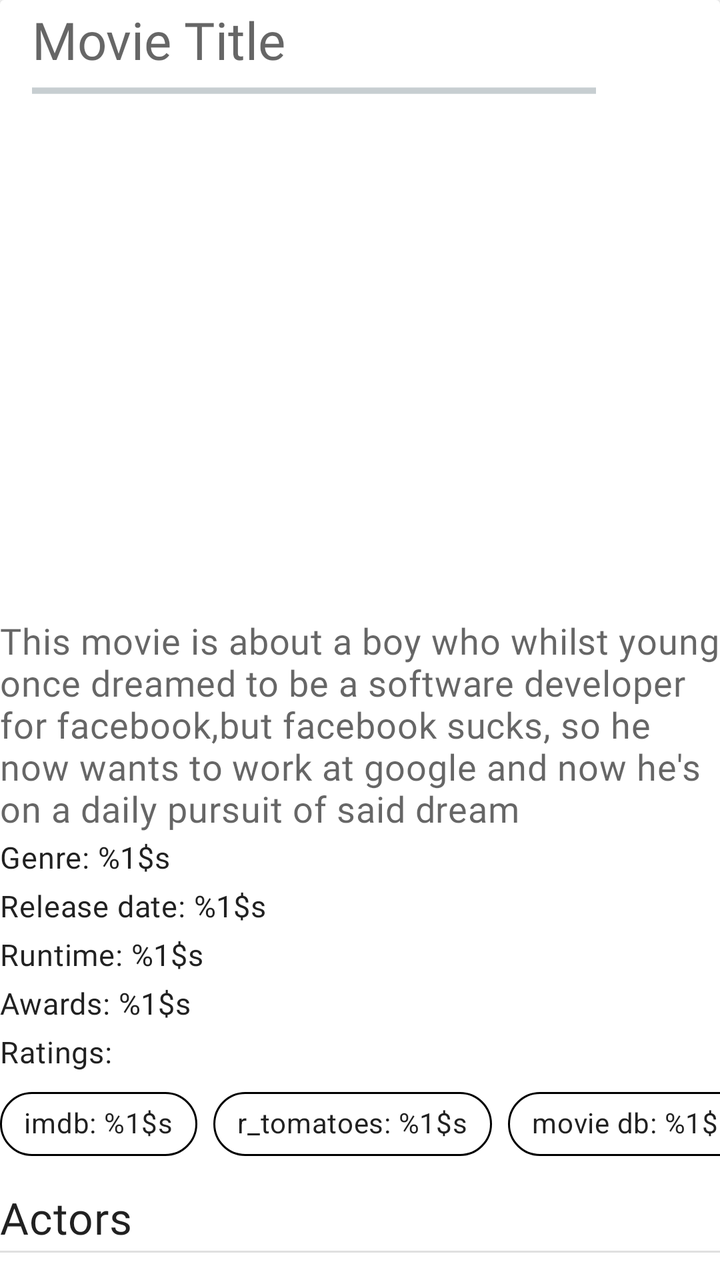
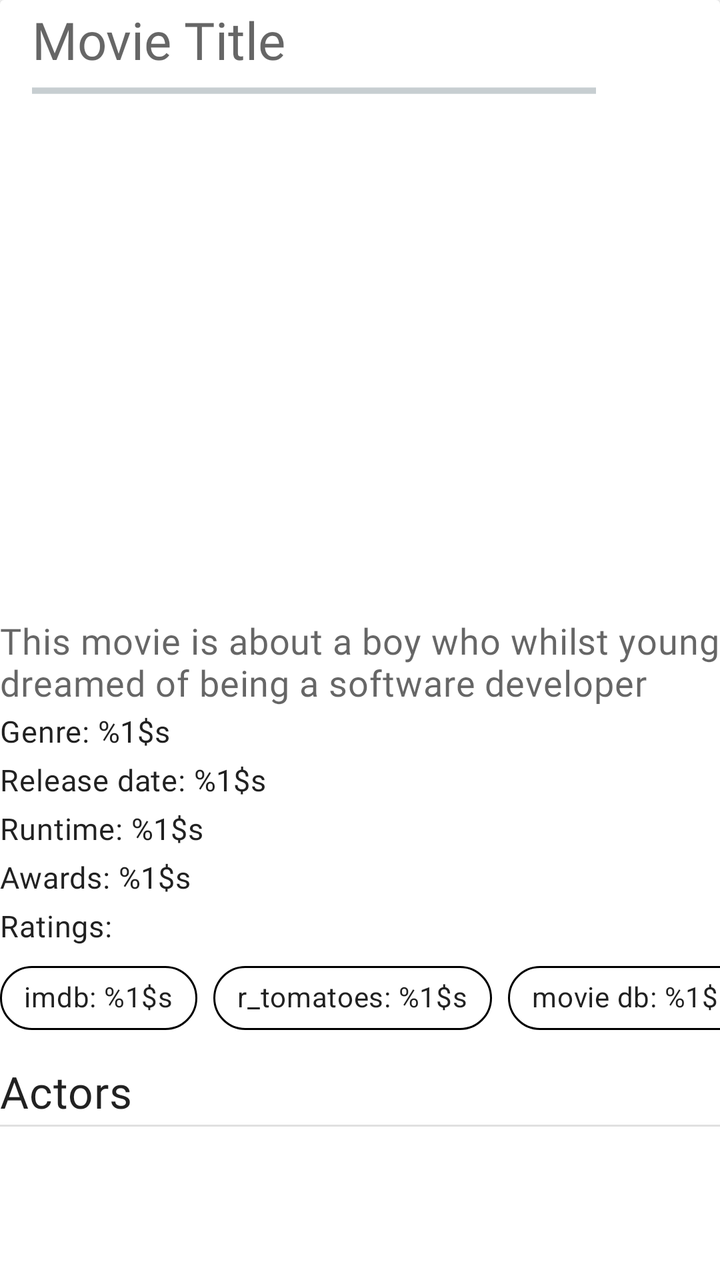

An Android layout rendered at two revisions. The XML below is the earlier revision; the diff shows what the commit changed to produce the second picture.
<!-- AndroidManifest.xml: another module's application theme Theme.ECatalogs -->
<!-- res/layout/fragment_movie_details.xml -->
<?xml version="1.0" encoding="utf-8"?>
<androidx.core.widget.NestedScrollView xmlns:android="http://schemas.android.com/apk/res/android"
    xmlns:app="http://schemas.android.com/apk/res-auto"
    android:layout_width="match_parent"
    android:layout_height="match_parent"
    android:layout_margin="@dimen/two_dimen"
    android:orientation="vertical">

    <androidx.cardview.widget.CardView
        android:id="@+id/details_card_view"
        android:layout_width="match_parent"
        android:layout_height="match_parent">

        <LinearLayout
            android:layout_width="match_parent"
            android:layout_height="match_parent"
            android:orientation="vertical">

            <androidx.appcompat.widget.Toolbar
                android:id="@+id/toolbar"
                android:layout_width="match_parent"
                android:layout_height="wrap_content">

                <LinearLayout
                    android:layout_width="match_parent"
                    android:layout_height="wrap_content"
                    android:orientation="vertical">

                    <TextView
                        android:id="@+id/movie_title"
                        android:layout_width="match_parent"
                        android:layout_height="wrap_content"
                        android:hint="@string/movie_title"
                        android:textAppearance="?attr/textAppearanceHeadline5" />

                    <ProgressBar
                        android:id="@+id/details_progress_bar"
                        style="?android:progressBarStyleHorizontal"
                        android:layout_width="282dp"
                        android:layout_height="wrap_content"
                        android:indeterminate="true" />

                    <TextView
                        android:id="@+id/details_error_message"
                        android:layout_width="match_parent"
                        android:layout_height="wrap_content"
                        android:text="@string/failed_to_retrieve_data"
                        android:textAppearance="?attr/textAppearanceCaption"
                        android:textColor="@android:color/holo_blue_light"
                        android:visibility="gone" />

                </LinearLayout>

            </androidx.appcompat.widget.Toolbar>

            <androidx.recyclerview.widget.RecyclerView
                android:id="@+id/list_images"
                android:layout_width="match_parent"
                android:layout_height="@dimen/image_height" />

            <com.google.android.material.textview.MaterialTextView
                android:id="@+id/movie_summary"
                android:layout_width="match_parent"
                android:layout_height="wrap_content"
                android:layout_marginVertical="@dimen/two_dimen"
                android:hint="@string/movie_summary"
                android:maxLines="6"
                android:textAppearance="?attr/textAppearanceBody2"
                android:textSize="18sp" />

            <com.google.android.material.textview.MaterialTextView
                android:id="@+id/movie_genres"
                android:layout_width="match_parent"
                android:layout_height="wrap_content"
                android:layout_marginBottom="@dimen/two_dimen"
                android:text="@string/genres"
                android:textAppearance="?attr/textAppearanceBody2" />

            <com.google.android.material.textview.MaterialTextView
                android:id="@+id/movie_publication_date"
                android:layout_width="wrap_content"
                android:layout_height="wrap_content"
                android:layout_marginVertical="@dimen/two_dimen"
                android:text="@string/release_date"
                android:textAppearance="?attr/textAppearanceBody2" />

            <com.google.android.material.textview.MaterialTextView
                android:id="@+id/movie_runtime"
                android:layout_width="wrap_content"
                android:layout_height="wrap_content"
                android:layout_marginVertical="@dimen/two_dimen"
                android:text="@string/runtime"
                android:textAppearance="?attr/textAppearanceBody2" />

            <com.google.android.material.textview.MaterialTextView
                android:id="@+id/movie_awards"
                android:layout_width="match_parent"
                android:layout_height="wrap_content"
                android:layout_marginVertical="@dimen/two_dimen"
                android:text="@string/awards"
                android:textAppearance="?attr/textAppearanceBody2" />

            <com.google.android.material.textview.MaterialTextView
                android:layout_width="match_parent"
                android:layout_height="wrap_content"
                android:layout_marginVertical="@dimen/two_dimen"
                android:text="@string/ratings"
                android:textAppearance="?attr/textAppearanceBody2" />

            <com.google.android.material.chip.ChipGroup
                android:layout_width="wrap_content"
                android:layout_height="wrap_content"
                android:layout_gravity="center"
                android:layout_marginBottom="@dimen/six_dimen"
                android:clickable="false"
                android:foregroundGravity="center_horizontal"
                android:layoutDirection="locale"
                android:theme="@style/Theme.MaterialComponents.Light"
                app:singleLine="true">

                <com.google.android.material.chip.Chip
                    android:id="@+id/imdb_chip"
                    android:layout_width="wrap_content"
                    android:layout_height="wrap_content"
                    android:gravity="start"
                    android:text="@string/imdb_rating"
                    android:textAppearance="?attr/textAppearanceBody2"
                    app:chipBackgroundColor="@android:color/white"
                    app:chipStrokeColor="@android:color/black"
                    app:chipStrokeWidth="1dp" />

                <com.google.android.material.chip.Chip
                    android:id="@+id/r_tomatoes_chip"
                    android:layout_width="wrap_content"
                    android:layout_height="wrap_content"
                    android:gravity="center_horizontal"
                    android:text="@string/tomato_rating"
                    android:textAppearance="?attr/textAppearanceBody2"
                    app:chipBackgroundColor="@android:color/white"
                    app:chipStrokeColor="@android:color/black"
                    app:chipStrokeWidth="1dp" />

                <com.google.android.material.chip.Chip
                    android:id="@+id/movie_db_chip"
                    android:layout_width="wrap_content"
                    android:layout_height="wrap_content"
                    android:gravity="end"
                    android:text="@string/db_rating"
                    android:textAppearance="?attr/textAppearanceBody2"
                    app:chipBackgroundColor="@android:color/white"
                    app:chipStrokeColor="@android:color/black"
                    app:chipStrokeWidth="1dp" />

            </com.google.android.material.chip.ChipGroup>

            <com.google.android.material.textview.MaterialTextView
                android:layout_width="match_parent"
                android:layout_height="wrap_content"
                android:layout_marginVertical="@dimen/two_dimen"
                android:text="@string/actors"
                android:textAppearance="?attr/textAppearanceHeadline6" />

            <View style="@style/Divider.Horizontal" />

            <androidx.recyclerview.widget.RecyclerView
                android:id="@+id/list_actors"
                android:layout_width="match_parent"
                android:layout_height="@dimen/image_height"
                android:layout_marginBottom="@dimen/six_dimen" />

            <com.google.android.material.textview.MaterialTextView
                android:layout_width="match_parent"
                android:layout_height="wrap_content"
                android:layout_marginVertical="@dimen/two_dimen"
                android:text="@string/box_office"
                android:textAppearance="?attr/textAppearanceHeadline6" />

            <View style="@style/Divider.Horizontal" />

            <TextView
                android:id="@+id/movie_budget"
                android:layout_width="match_parent"
                android:layout_height="wrap_content"
                android:text="@string/budget"
                android:textAppearance="?attr/textAppearanceBody2" />

            <TextView
                android:id="@+id/movie_open_weekend_gross"
                android:layout_width="match_parent"
                android:layout_height="wrap_content"
                android:text="@string/open_week_gross"
                android:textAppearance="?attr/textAppearanceBody2" />

            <TextView
                android:id="@+id/movie_world_wide_gross"
                android:layout_width="match_parent"
                android:layout_height="wrap_content"
                android:layout_marginBottom="@dimen/six_dimen"
                android:text="@string/world_wide_gross"
                android:textAppearance="?attr/textAppearanceBody2" />

            <com.google.android.material.textview.MaterialTextView
                android:layout_width="match_parent"
                android:layout_height="wrap_content"
                android:layout_marginVertical="@dimen/two_dimen"
                android:text="@string/similar_titles"
                android:textAppearance="?attr/textAppearanceHeadline6" />

            <View style="@style/Divider.Horizontal" />

            <androidx.recyclerview.widget.RecyclerView
                android:id="@+id/list_similars"
                android:layout_width="match_parent"
                android:layout_height="@dimen/image_height" />
        </LinearLayout>

    </androidx.cardview.widget.CardView>

</androidx.core.widget.NestedScrollView>
<!-- resources referenced by this layout -->
<resources>
  <dimen name="image_height">250dp</dimen>
  <dimen name="six_dimen">6dp</dimen>
  <dimen name="two_dimen">2dp</dimen>
  <string name="actors">Actors</string>
  <string name="awards">Awards: %1$s</string>
  <string name="box_office">Box office</string>
  <string name="budget">Budget: %1$s</string>
  <string name="db_rating">movie db: %1$s</string>
  <string name="failed_to_retrieve_data">Failed to retrieve data 😓</string>
  <string name="genres">Genre: %1$s</string>
  <string name="imdb_rating">imdb: %1$s</string>
  <string name="movie_summary">This movie is about a boy who whilst young once dreamed to be
          a software developer for facebook,but facebook sucks, so he now wants to work at google
          and now he\'s on a daily pursuit of said dream</string>
  <string name="movie_title">Movie Title</string>
  <string name="open_week_gross">Open week gross: %1$s</string>
  <string name="ratings">Ratings:</string>
  <string name="release_date">Release date: %1$s</string>
  <string name="runtime">Runtime: %1$s</string>
  <string name="similar_titles">Similar titles</string>
  <string name="tomato_rating">r_tomatoes: %1$s</string>
  <string name="world_wide_gross">World wide gross: %1$s</string>
  <style name="Divider.Horizontal" parent="Divider">
          <item name="android:layout_width">match_parent</item>
          <item name="android:layout_height">1dp</item>
      </style>
  <style name="Divider">
          <item name="android:background">?android:attr/listDivider</item> // can add colorur here
      </style>
  <color name="blue_grey_600">#546e7a</color>
  <color name="blue_grey_100">#819ca9</color>
  <color name="black">#000000</color>
  <color name="white">#fafafa</color>
  <color name="blue_grey_700">#29434e</color>
  <style name="ShapeAppearance.ECatalog.SmallComponent" parent="ShapeAppearance.MaterialComponents.SmallComponent">
          <item name="cornerFamily">rounded</item>
          <item name="cornerSize">@dimen/reply_small_component_corner_radius</item>
      </style>
  <style name="ShapeAppearance.ECatalog.MediumComponent" parent="ShapeAppearance.MaterialComponents.MediumComponent">
          <item name="cornerFamily">rounded</item>
          <item name="cornerSize">@dimen/reply_medium_component_corner_radius</item>
      </style>
  <style name="ShapeAppearance.ECatalog.LargeComponent" parent="ShapeAppearance.MaterialComponents.LargeComponent">
          <item name="cornerFamily">rounded</item>
          <item name="cornerSize">@dimen/reply_large_component_corner_radius</item>
      </style>
  <style name="TextAppearance.MdcTypographyStyles.Body1" parent="TextAppearance.MaterialComponents.Body1">
          <item name="fontFamily">@font/nunito_sans_regular</item>
          <item name="android:fontFamily">@font/nunito_sans_regular</item>
          <item name="android:textSize">17sp</item>
      </style>
  <style name="TextAppearance.MdcTypographyStyles.Body2" parent="TextAppearance.MaterialComponents.Body2">
          <item name="fontFamily">@font/nunito_sans_regular</item>
          <item name="android:fontFamily">@font/nunito_sans_regular</item>
          <item name="android:textSize">15sp</item>
      </style>
  <style name="TextAppearance.MdcTypographyStyles.Button" parent="TextAppearance.MaterialComponents.Button">
          <item name="fontFamily">@font/nunito_sans_light</item>
          <item name="android:fontFamily">@font/nunito_sans_light</item>
          <item name="android:textSize">15sp</item>
      </style>
  <style name="TextAppearance.MdcTypographyStyles.Caption" parent="TextAppearance.MaterialComponents.Caption">
          <item name="fontFamily">@font/nunito_sans_light</item>
          <item name="android:fontFamily">@font/nunito_sans_light</item>
          <item name="android:textSize">13sp</item>
      </style>
  <dimen name="reply_small_component_corner_radius">8dp</dimen>
  <dimen name="reply_medium_component_corner_radius">12dp</dimen>
  <dimen name="reply_large_component_corner_radius">24dp</dimen>
  <!-- unchanged entries left out for length: 5 -->
</resources>

<!-- the commit's change to res/layout/fragment_movie_details.xml (unified diff, before → after) -->
@@ -64,7 +64,6 @@
                 android:layout_height="wrap_content"
                 android:layout_marginVertical="@dimen/two_dimen"
                 android:hint="@string/movie_summary"
-                android:maxLines="6"
                 android:textAppearance="?attr/textAppearanceBody2"
                 android:textSize="18sp" />
 
<!-- resource entries referenced after the edit -->
@@ -11,9 +11,7 @@
   <string name="failed_to_retrieve_data">Failed to retrieve data 😓</string>
   <string name="genres">Genre: %1$s</string>
   <string name="imdb_rating">imdb: %1$s</string>
-  <string name="movie_summary">This movie is about a boy who whilst young once dreamed to be
-          a software developer for facebook,but facebook sucks, so he now wants to work at google
-          and now he\'s on a daily pursuit of said dream</string>
+  <string name="movie_summary">This movie is about a boy who whilst young dreamed of being a software developer</string>
   <string name="movie_title">Movie Title</string>
   <string name="open_week_gross">Open week gross: %1$s</string>
   <string name="ratings">Ratings:</string>
